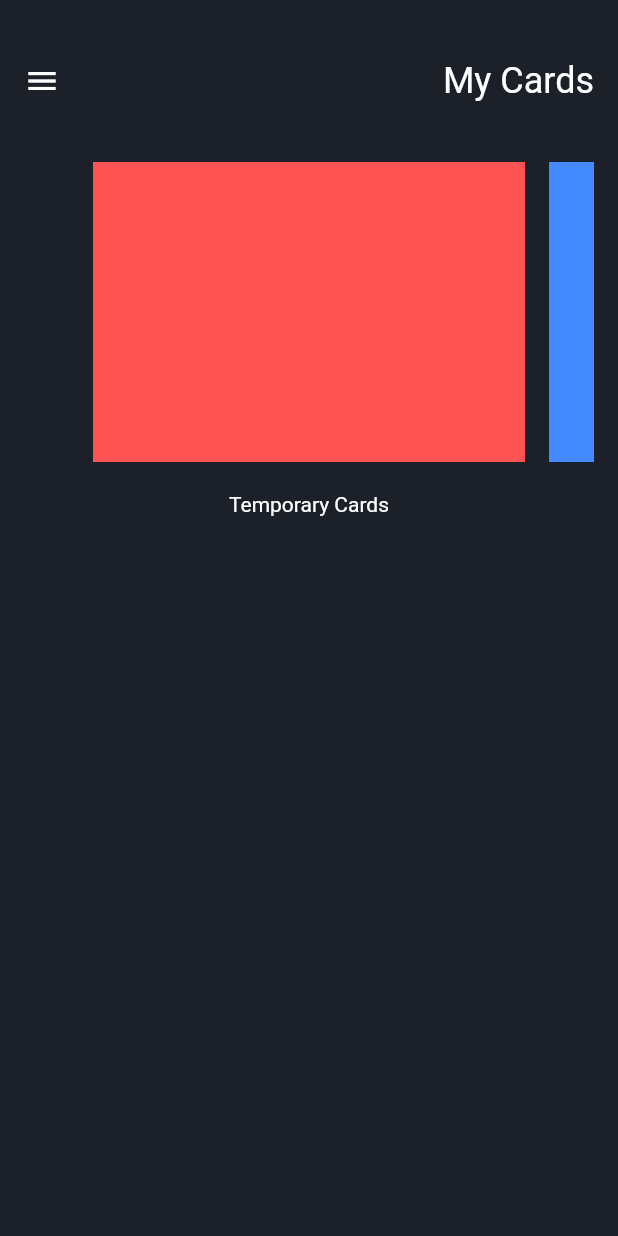
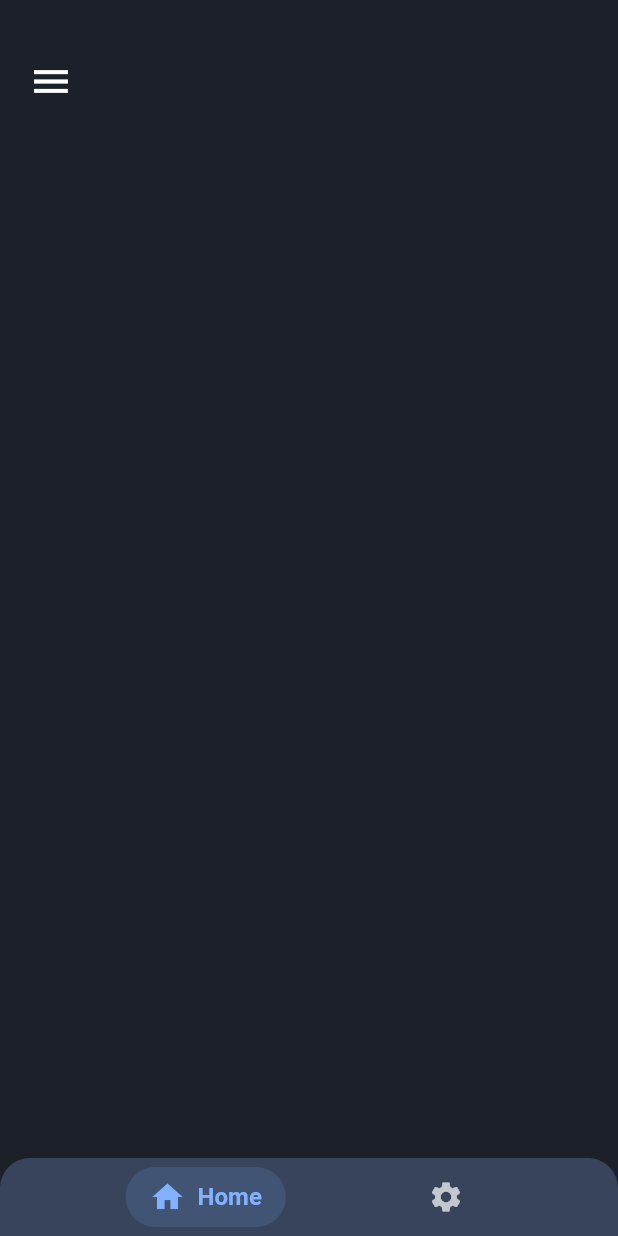
Before and after one commit to yasharma2301/codecards, a Flutter app: the MenuDashboardPage screen opened by its route, on a phone screen of 412 x 824 dp. Run offline on Flutter 3.47's test engine with Material 2 defaults, Android fonts, the light colour scheme and no system bars; our stand-ins replace bloc, flare_flutter, flutter_bloc, flutter_svg, font_awesome_flutter.

Commit message:
App Navigation Complete.

```diff
--- a/lib/Shared/Colors.dart
+++ b/lib/Shared/Colors.dart
@@ -1,5 +1,6 @@
 import 'package:flutter/material.dart';
 const Color Grey = const Color(0xFF1c2129);
+const Color LightGrey = const Color(0xFF435370);
 const Color Yellow = const Color(0xFFFFE135);
 const Color Green = const Color(0xFF1DB954);
 const Color Orange = const Color(0xFFEF7215);
@@ -7,3 +8,6 @@ const Color Blue = const Color(0xFF1F75FE);
 const Color Red = const Color(0xFFCE2029);
 const Color White = const Color(0xFFFFFFFF);
 const Color Black = const Color(0xFF000000);
+const Color PopBlue = const Color(0xFF7e7dd2);
+const Color LightPopBlue = const Color(0xFF9797cf);
+const Color DarkBlue = const Color(0xFF3b3a9b);
--- a/lib/UI/MainNavigationUI/MenuDashboardLayout/menu.dart
+++ b/lib/UI/MainNavigationUI/MenuDashboardLayout/menu.dart
@@ -1,3 +1,4 @@
+import 'package:codecards/Shared/Colors.dart';
 import 'package:codecards/UI/MainNavigationUI/Bloc/navigation_bloc.dart';
 import 'package:flutter/material.dart';
 import 'package:flutter_bloc/flutter_bloc.dart';
@@ -44,7 +45,7 @@ class Menu extends StatelessWidget {
                         child: Text(
                           "Code Cards",
                           style: TextStyle(
-                            color: Colors.orange,
+                            color: PopBlue,
                             fontSize: isSelected == 0 ? 22 : 20,
                             fontWeight: isSelected == 0
                                 ? FontWeight.bold
@@ -64,7 +65,7 @@ class Menu extends StatelessWidget {
                         child: Text(
                           "Bookmarks",
                           style: TextStyle(
-                            color: Colors.orange,
+                            color: PopBlue,
                             fontSize: isSelected == 1 ? 22 : 20,
                             fontWeight: isSelected == 1
                                 ? FontWeight.bold
@@ -84,7 +85,7 @@ class Menu extends StatelessWidget {
                         child: Text(
                           "Community",
                           style: TextStyle(
-                            color: Colors.orange,
+                            color: PopBlue,
                             fontSize: isSelected == 2 ? 22 : 20,
                             fontWeight: isSelected == 2
                                 ? FontWeight.bold
@@ -104,7 +105,7 @@ class Menu extends StatelessWidget {
                         child: Text(
                           "Rate Us",
                           style: TextStyle(
-                            color: Colors.orange,
+                            color: PopBlue,
                             fontSize: isSelected == 3 ? 22 : 20,
                             fontWeight: isSelected == 3
                                 ? FontWeight.bold
@@ -124,7 +125,7 @@ class Menu extends StatelessWidget {
                         child: Text(
                           "Developer Story",
                           style: TextStyle(
-                            color: Colors.orange,
+                            color: PopBlue,
                             fontSize: isSelected == 4 ? 22 : 20,
                             fontWeight: isSelected == 4
                                 ? FontWeight.bold
@@ -148,12 +149,12 @@ class Menu extends StatelessWidget {
                       children: <Widget>[
                         Icon(
                           Icons.arrow_back_ios,
-                          color: Colors.orange,
+                          color: PopBlue,
                           size: 15,
                         ),
                         Text(
                           "Logout",
-                          style: TextStyle(color: Colors.orange, fontSize: 20),
+                          style: TextStyle(color: PopBlue, fontSize: 20),
                         ),
                       ],
                     ),
--- /dev/null
+++ b/lib/UI/MainNavigationUI/NavBar/animatedBottomBar.dart
@@ -0,0 +1,106 @@
+import 'package:codecards/Shared/Colors.dart';
+import 'package:flutter/material.dart';
+
+class AnimatedBottomBar extends StatefulWidget {
+  final List<BarItem> barItems;
+  final Duration animationDuration;
+  final bool border;
+  final Function onBarTap;
+
+  const AnimatedBottomBar(
+      {Key key,
+      this.onBarTap,
+      this.border,
+      this.barItems,
+      this.animationDuration = const Duration(milliseconds: 500)})
+      : super(key: key);
+
+  @override
+  _AnimatedBottomBarState createState() => _AnimatedBottomBarState();
+}
+
+class _AnimatedBottomBarState extends State<AnimatedBottomBar>
+    with TickerProviderStateMixin {
+  int selectedBarIndex = 0;
+
+  @override
+  Widget build(BuildContext context) {
+    return Padding(
+      padding: widget.border
+          ? EdgeInsets.symmetric(horizontal: 40)
+          : EdgeInsets.symmetric(horizontal: 0),
+      child: Container(
+          decoration: BoxDecoration(
+              color: LightGrey.withOpacity(0.7),
+              borderRadius: BorderRadius.only(
+                  topRight: Radius.circular(20), topLeft: Radius.circular(20))),
+          child: Padding(
+            padding: const EdgeInsets.only(bottom: 6, top: 6, left: 5),
+            child: Row(
+              mainAxisSize: MainAxisSize.max,
+              mainAxisAlignment: MainAxisAlignment.spaceEvenly,
+              children: _buildBarItems(),
+            ),
+          )),
+    );
+  }
+
+  List<Widget> _buildBarItems() {
+    List<Widget> _barItems = List();
+    for (int i = 0; i < widget.barItems.length; i++) {
+      BarItem item = widget.barItems[i];
+      bool isSelected = selectedBarIndex == i;
+      _barItems.add(InkWell(
+        splashColor: Colors.transparent,
+        onTap: () {
+          setState(() {
+            selectedBarIndex = i;
+            widget.onBarTap(selectedBarIndex);
+          });
+        },
+        child: AnimatedContainer(
+          padding: const EdgeInsets.symmetric(horizontal: 16, vertical: 8),
+          decoration: BoxDecoration(
+              color: isSelected
+                  ? item.color.withOpacity(0.15)
+                  : Colors.transparent,
+              borderRadius: BorderRadius.circular(30)),
+          duration: Duration(milliseconds: 100),
+          child: Row(
+            mainAxisAlignment: MainAxisAlignment.spaceBetween,
+            children: [
+              Icon(
+                item.iconData,
+                color: isSelected ? item.color : White.withOpacity(0.7),
+              ),
+              SizedBox(
+                width: 8,
+              ),
+              AnimatedSize(
+                duration: Duration(milliseconds: 100),
+                curve: Curves.easeInOut,
+                vsync: this,
+                child: Text(
+                  isSelected ? item.title : "",
+                  style: TextStyle(
+                      color: item.color,
+                      fontWeight: FontWeight.w600,
+                      fontSize: 16),
+                ),
+              )
+            ],
+          ),
+        ),
+      ));
+    }
+    return _barItems;
+  }
+}
+
+class BarItem {
+  String title;
+  IconData iconData;
+  Color color;
+
+  BarItem({this.title, this.iconData, this.color});
+}
--- /dev/null
+++ b/lib/UI/MainNavigationUI/NavBar/mainPageSettingsWrapper.dart
@@ -0,0 +1,56 @@
+import 'package:codecards/Shared/Colors.dart';
+import 'package:codecards/UI/MainNavigationUI/Settings.dart';
+import 'package:flutter/material.dart';
+import '../mainPage.dart';
+import 'animatedBottomBar.dart';
+
+class BottomBarAndScaffold extends StatefulWidget {
+  final Function onMenuTap;
+  final bool border;
+
+  BottomBarAndScaffold({Key key, this.border, this.onMenuTap})
+      : super(key: key);
+
+  List<BarItem> barItems = [
+    BarItem(title: 'Home', iconData: Icons.home, color: Colors.blueAccent[100]),
+    BarItem(
+        title: 'Settings',
+        iconData: Icons.settings,
+        color: Colors.blueAccent[100])
+  ];
+
+  @override
+  _BottomBarAndScaffoldState createState() => _BottomBarAndScaffoldState();
+}
+
+class _BottomBarAndScaffoldState extends State<BottomBarAndScaffold> {
+  int SelectedBar = 0;
+
+  @override
+  Widget build(BuildContext context) {
+    return Container(
+      decoration: BoxDecoration(
+          borderRadius: widget.border
+              ? BorderRadius.circular(40)
+              : BorderRadius.circular(0)),
+      child: Scaffold(
+        backgroundColor: Colors.transparent,
+        body: SelectedBar == 0
+            ? MainPage(
+              onMenuTap: widget.onMenuTap,
+            )
+            : SettingsPage(),
+        bottomNavigationBar: AnimatedBottomBar(
+          border: widget.border,
+          barItems: widget.barItems,
+          animationDuration: Duration(milliseconds: 150),
+          onBarTap: (index) {
+            setState(() {
+              SelectedBar = index;
+            });
+          },
+        ),
+      ),
+    );
+  }
+}
--- a/lib/UI/MainNavigationUI/code_cards.dart
+++ b/lib/UI/MainNavigationUI/code_cards.dart
@@ -1,85 +1,42 @@
+import 'package:codecards/Shared/Colors.dart';
 import 'package:flutter/material.dart';
+import 'Bloc/navigation_bloc.dart';
+import 'NavBar/mainPageSettingsWrapper.dart';
 
-import 'Bloc/navigation_bloc.dart';
-final Color backGroundColor = Color(0xFF1c2129);
-
-class CodeCards extends StatelessWidget with NavigationStates{
+class CodeCards extends StatefulWidget with NavigationStates {
   final Function onMenuTap;
   const CodeCards({Key key, this.onMenuTap}) : super(key: key);
 
   @override
+  _CodeCardsState createState() => _CodeCardsState();
+}
+
+class _CodeCardsState extends State<CodeCards> {
+  @override
   Widget build(BuildContext context) {
     return LayoutBuilder(
-      builder: (context,constraints){
+      builder: (context, constraints) {
         double CurrentWidth = constraints.constrainWidth();
         double MaxWidth = MediaQuery.of(context).size.width;
         bool border;
-        if(MaxWidth==CurrentWidth){
-          border=false;
-        }else{
-          border=true;
+        if (MaxWidth == CurrentWidth) {
+          border = false;
+        } else {
+          border = true;
         }
         return Container(
-          padding: EdgeInsets.only(left: 16, right: 16, top: 40),
-          decoration: BoxDecoration(
-             boxShadow: [BoxShadow(color: Colors.orange.withOpacity(0.5),blurRadius: 8,spreadRadius: 1)],
-              borderRadius: border? BorderRadius.circular(40):BorderRadius.circular(0),
-              color: backGroundColor
-          ),
-          child: SingleChildScrollView(
-            scrollDirection: Axis.vertical,
-            physics: ClampingScrollPhysics(),
-            child: Container(
-              child: Column(
-                children: <Widget>[
-                  Row(
-                    mainAxisSize: MainAxisSize.max,
-                    mainAxisAlignment: MainAxisAlignment.spaceBetween,
-                    children: <Widget>[
-                      InkWell(
-                          child: Icon(
-                            Icons.menu,
-                            color: Colors.white,
-                          ),
-                          onTap: onMenuTap
-                      ),
-                      Text(
-                        "My Cards",
-                        style: TextStyle(fontSize: 24.0, color: Colors.white),
-                      ),
-                    ],
-                  ),
-                  SizedBox(height: 40,),
-                  Container(
-                    height: 200,
-                    child: PageView(
-                      controller: PageController(viewportFraction: 0.8),
-                      scrollDirection: Axis.horizontal,
-                      pageSnapping: true,
-                      children: <Widget>[
-                        Container(
-                          margin: const EdgeInsets.symmetric(horizontal: 8),
-                          color: Colors.redAccent,
-                          width: 100,
-                        ),
-                        Container(
-                          margin: const EdgeInsets.symmetric(horizontal: 8),
-                          color: Colors.blueAccent,
-                          width: 100,
-                        ), Container(
-                          margin: const EdgeInsets.symmetric(horizontal: 8),
-                          color: Colors.greenAccent,
-                          width: 100,
-                        ),
-                      ],
-                    ),
-                  ),
-                  SizedBox(height: 20.0,),
-                  Text('Temporary Cards', style: TextStyle(color: Colors.white),),
+            decoration: BoxDecoration(
+                boxShadow: [
+                  BoxShadow(
+                      color: PopBlue.withOpacity(0.4),
+                      blurRadius: 8,
+                      spreadRadius: 1)
                 ],
-              ),
-            ),
-          ),
+                borderRadius: border
+                    ? BorderRadius.circular(40)
+                    : BorderRadius.circular(0),
+                color: Grey),
+            child: BottomBarAndScaffold(onMenuTap: widget.onMenuTap,border: border,)
         );
       },
     );
--- /dev/null
+++ b/lib/UI/MainNavigationUI/mainPage.dart
@@ -0,0 +1,32 @@
+import 'package:codecards/Shared/Colors.dart';
+import 'package:flutter/material.dart';
+
+class MainPage extends StatefulWidget {
+  final Function onMenuTap;
+
+  const MainPage({Key key, this.onMenuTap}) : super(key: key);
+
+  @override
+  _MainPageState createState() => _MainPageState();
+}
+
+class _MainPageState extends State<MainPage> {
+  @override
+  Widget build(BuildContext context) {
+    return Container(
+      child: Padding(
+        padding: const EdgeInsets.only(top: 30, left: 10),
+        child: IconButton(
+          splashColor: LightPopBlue.withOpacity(0.8),
+          hoverColor: LightPopBlue,
+          icon: Icon(
+            Icons.menu,
+            color: Colors.white,
+            size: 30,
+          ),
+          onPressed: widget.onMenuTap,
+        ),
+      ),
+    );
+  }
+}
--- a/lib/UI/OnBoard/dotIndicator.dart
+++ b/lib/UI/OnBoard/dotIndicator.dart
@@ -13,7 +13,7 @@ class SlideDots extends StatelessWidget {
             height: isActive ? 6 : 6,
             width: isActive ? 30 : 6,
             decoration: BoxDecoration(
-                color: isActive ? Colors.white70 : Colors.white24,
+                color: isActive ? LightPopBlue.withOpacity(0.8) : Colors.white24,
                 borderRadius: BorderRadius.all(Radius.circular(12)),
             ),
         );
```
Also changed, not shown: lib/UI/Login/SignUpStack.dart (+3 -8 lines), lib/UI/Login/SocialButton.dart (+0 -7 lines), lib/UI/Login/loginScreen.dart (+2 -8 lines), lib/UI/MainNavigationUI/Settings.dart (added, +14 -0 lines), lib/UI/MainNavigationUI/bookmarks.dart (+11 -7 lines), lib/UI/MainNavigationUI/community.dart (+12 -7 lines), lib/UI/MainNavigationUI/developer_story.dart (+12 -7 lines), lib/UI/MainNavigationUI/rate_us.dart (+12 -7 lines), lib/UI/OnBoard/onBoardingScreen.dart (+18 -4 lines), 1 other file.
